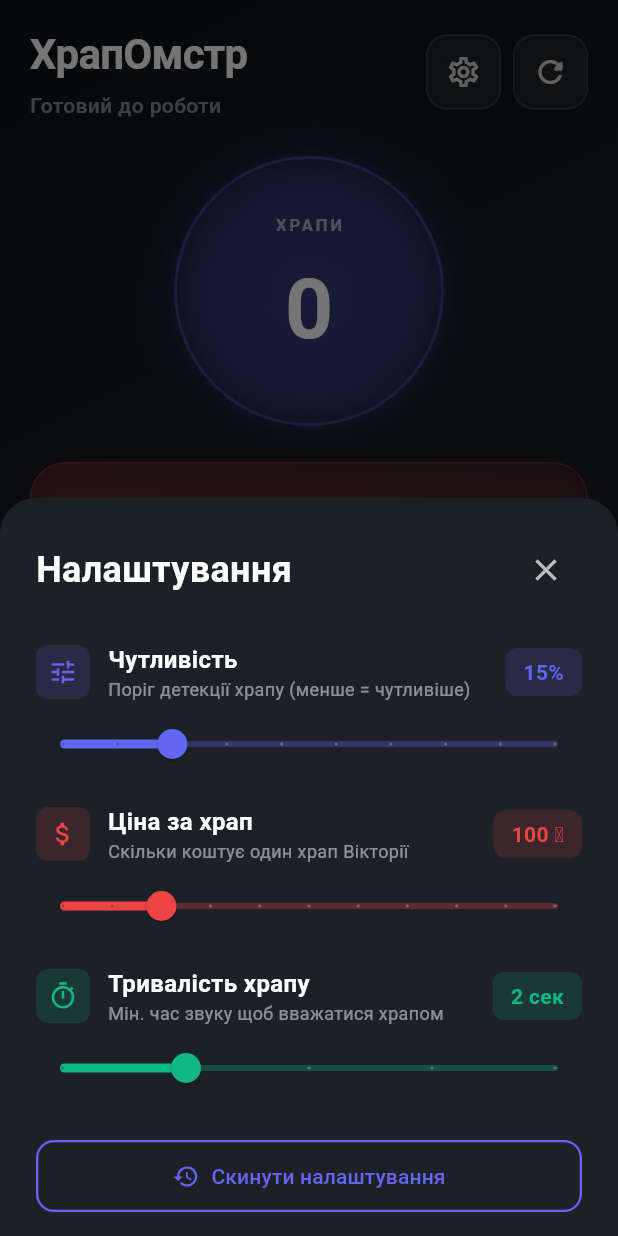
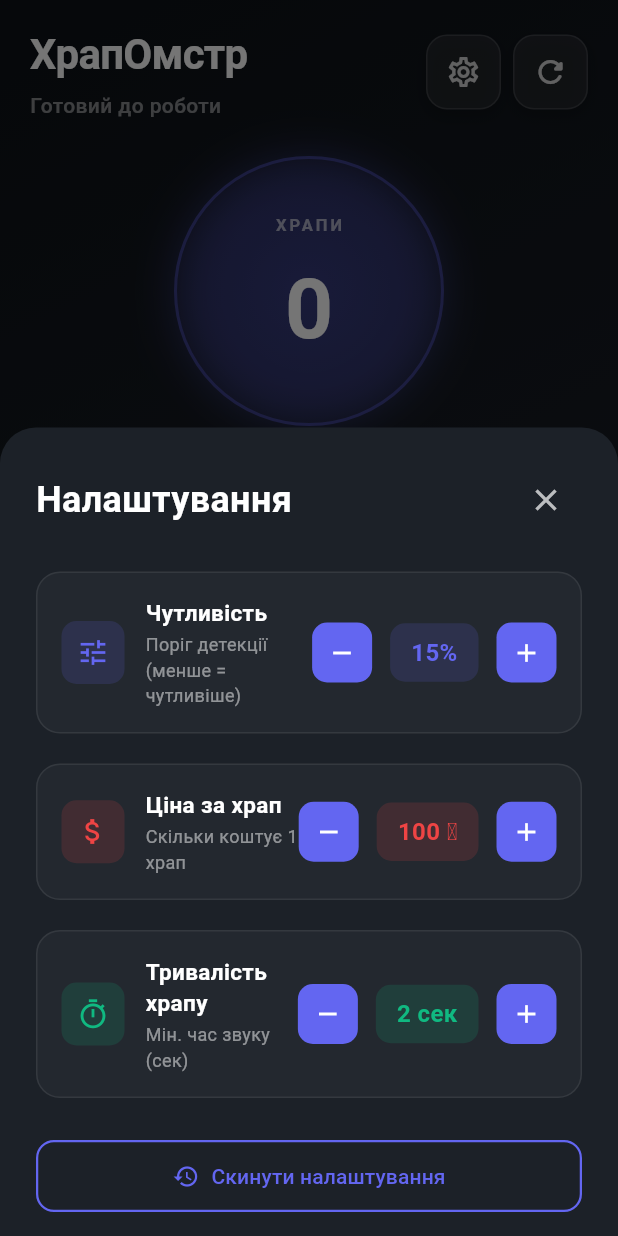
Before and after one commit to maxartk/snore-tracker-pro, a Flutter app: the screen it shows after launch, after a tap on the "settings" icon, on a phone screen of 412 x 824 dp. Run offline on Flutter 3.47's test engine with Material 3 defaults, Android fonts, the phone set to English and light mode, and no system bars; missing offline and left inert: record; Roboto replaces fonts that are missing (SF Pro Display).

Commit message:
Replace sliders with +/- buttons for reliable adjustment

```diff
--- a/lib/main.dart
+++ b/lib/main.dart
@@ -53,7 +53,6 @@ class _SnoreCostPageState extends State<SnoreCostPage>
   StreamSubscription<dynamic>? _micSubscription;
   AudioRecorder? _recorder;
 
-  // Animation controllers
   late AnimationController _pulseController;
   late AnimationController _bounceController;
   late Animation<double> _pulseAnimation;
@@ -63,7 +62,6 @@ class _SnoreCostPageState extends State<SnoreCostPage>
   double _snoreThreshold = 0.15;
   int _snoreDurationSeconds = 2;
 
-  // Логіка детекції
   bool _snoreInProgress = false;
   DateTime? _snoreStartTime;
   double _backgroundLevel = 0.0;
@@ -300,51 +298,71 @@ class _SnoreCostPageState extends State<SnoreCostPage>
             const SizedBox(height: 24),
 
             // Чутливість
-            _buildSliderSetting(
+            _buildStepperSetting(
               label: 'Чутливість',
-              subtitle: 'Поріг детекції храпу (менше = чутливіше)',
-              value: _snoreThreshold,
-              min: 0.05,
-              max: 0.50,
-              divisions: 9,
-              valueText: '${(_snoreThreshold * 100).toInt()}%',
+              subtitle: 'Поріг детекції (менше = чутливіше)',
+              value: '${(_snoreThreshold * 100).toInt()}%',
               icon: Icons.tune,
               iconColor: const Color(0xFF6366F1),
-              onChanged: (v) => setState(() => _snoreThreshold = v),
+              onDecrement: () {
+                if (_snoreThreshold > 0.05) {
+                  setState(() => _snoreThreshold = double.parse((_snoreThreshold - 0.05).toStringAsFixed(2)));
+                }
+              },
+              onIncrement: () {
+                if (_snoreThreshold < 0.50) {
+                  setState(() => _snoreThreshold = double.parse((_snoreThreshold + 0.05).toStringAsFixed(2)));
+                }
+              },
+              canDecrement: _snoreThreshold > 0.05,
+              canIncrement: _snoreThreshold < 0.50,
             ),
-            const SizedBox(height: 24),
+            const SizedBox(height: 20),
 
             // Ціна за храп
-            _buildSliderSetting(
+            _buildStepperSetting(
               label: 'Ціна за храп',
-              subtitle: 'Скільки коштує один храп Вікторії',
-              value: _damagePerSnore,
-              min: 10,
-              max: 500,
-              divisions: 10,
-              valueText: '${_damagePerSnore.toInt()} ₴',
+              subtitle: 'Скільки коштує 1 храп',
+              value: '${_damagePerSnore.toInt()} ₴',
               icon: Icons.attach_money,
               iconColor: const Color(0xFFEF4444),
-              onChanged: (v) => setState(() => _damagePerSnore = v),
+              onDecrement: () {
+                if (_damagePerSnore > 10) {
+                  setState(() => _damagePerSnore -= 10);
+                }
+              },
+              onIncrement: () {
+                if (_damagePerSnore < 500) {
+                  setState(() => _damagePerSnore += 10);
+                }
+              },
+              canDecrement: _damagePerSnore > 10,
+              canIncrement: _damagePerSnore < 500,
             ),
-            const SizedBox(height: 24),
+            const SizedBox(height: 20),
 
             // Тривалість
-            _buildSliderSetting(
+            _buildStepperSetting(
               label: 'Тривалість храпу',
-              subtitle: 'Мін. час звуку щоб вважатися храпом',
-              value: _snoreDurationSeconds.toDouble(),
-              min: 1,
-              max: 5,
-              divisions: 4,
-              valueText: '${_snoreDurationSeconds} сек',
+              subtitle: 'Мін. час звуку (сек)',
+              value: '$_snoreDurationSeconds сек',
               icon: Icons.timer_outlined,
               iconColor: const Color(0xFF10B981),
-              onChanged: (v) => setState(() => _snoreDurationSeconds = v.toInt()),
+              onDecrement: () {
+                if (_snoreDurationSeconds > 1) {
+                  setState(() => _snoreDurationSeconds--);
+                }
+              },
+              onIncrement: () {
+                if (_snoreDurationSeconds < 5) {
+                  setState(() => _snoreDurationSeconds++);
+                }
+              },
+              canDecrement: _snoreDurationSeconds > 1,
+              canIncrement: _snoreDurationSeconds < 5,
             ),
-            const SizedBox(height: 32),
+            const SizedBox(height: 28),
 
-            // Кнопка скидання налаштувань
             SizedBox(
               width: double.infinity,
               child: OutlinedButton.icon(
@@ -377,32 +395,35 @@ class _SnoreCostPageState extends State<SnoreCostPage>
     );
   }
 
-  Widget _buildSliderSetting({
+  Widget _buildStepperSetting({
     required String label,
     required String subtitle,
-    required double value,
-    required double min,
-    required double max,
-    required int divisions,
-    required String valueText,
+    required String value,
     required IconData icon,
     required Color iconColor,
-    required ValueChanged<double> onChanged,
+    required VoidCallback onDecrement,
+    required VoidCallback onIncrement,
+    required bool canDecrement,
+    required bool canIncrement,
   }) {
-    return Column(
-      crossAxisAlignment: CrossAxisAlignment.start,
-      children: [
-        Row(
+    return Container(
+      padding: const EdgeInsets.all(16),
+      decoration: BoxDecoration(
+        color: Colors.white.withOpacity(0.03),
+        borderRadius: BorderRadius.circular(16),
+        border: Border.all(color: Colors.white.withOpacity(0.08)),
+      ),
+      child: Row(
         children: [
           Container(
-              padding: const EdgeInsets.all(8),
+            padding: const EdgeInsets.all(10),
             decoration: BoxDecoration(
               color: iconColor.withOpacity(0.15),
-                borderRadius: BorderRadius.circular(8),
+              borderRadius: BorderRadius.circular(10),
             ),
-              child: Icon(icon, color: iconColor, size: 20),
+            child: Icon(icon, color: iconColor, size: 22),
           ),
-            const SizedBox(width: 12),
+          const SizedBox(width: 14),
           Expanded(
             child: Column(
               crossAxisAlignment: CrossAxisAlignment.start,
@@ -410,11 +431,12 @@ class _SnoreCostPageState extends State<SnoreCostPage>
                 Text(
                   label,
                   style: const TextStyle(
-                      fontSize: 16,
+                    fontSize: 15,
                     fontWeight: FontWeight.w600,
                     color: Colors.white,
                   ),
                 ),
+                const SizedBox(height: 2),
                 Text(
                   subtitle,
                   style: TextStyle(
@@ -425,43 +447,65 @@ class _SnoreCostPageState extends State<SnoreCostPage>
               ],
             ),
           ),
+          Row(
+            children: [
+              _buildStepperButton(
+                icon: Icons.remove,
+                onTap: canDecrement ? onDecrement : null,
+                enabled: canDecrement,
+              ),
+              const SizedBox(width: 12),
               Container(
-              padding: const EdgeInsets.symmetric(horizontal: 12, vertical: 6),
+                padding: const EdgeInsets.symmetric(horizontal: 14, vertical: 8),
                 decoration: BoxDecoration(
                   color: iconColor.withOpacity(0.15),
-                borderRadius: BorderRadius.circular(8),
+                  borderRadius: BorderRadius.circular(10),
                 ),
                 child: Text(
-                valueText,
+                  value,
                   style: TextStyle(
-                  fontSize: 14,
+                    fontSize: 16,
                     fontWeight: FontWeight.bold,
                     color: iconColor,
+                    fontFeatures: const [FontFeature.tabularFigures()],
                   ),
                 ),
               ),
+              const SizedBox(width: 12),
+              _buildStepperButton(
+                icon: Icons.add,
+                onTap: canIncrement ? onIncrement : null,
+                enabled: canIncrement,
+              ),
             ],
           ),
-        const SizedBox(height: 12),
-        SliderTheme(
-          data: SliderTheme.of(context).copyWith(
-            trackHeight: 4,
-            thumbShape: const RoundSliderThumbShape(enabledThumbRadius: 10),
-            overlayShape: const RoundSliderOverlayShape(overlayRadius: 16),
-            activeTrackColor: iconColor,
-            inactiveTrackColor: iconColor.withOpacity(0.3),
-            thumbColor: iconColor,
-            overlayColor: iconColor.withOpacity(0.2),
+        ],
       ),
-          child: Slider(
-            value: value,
-            min: min,
-            max: max,
-            divisions: divisions,
-            onChanged: onChanged,
+    );
+  }
+
+  Widget _buildStepperButton({
+    required IconData icon,
+    required VoidCallback? onTap,
+    required bool enabled,
+  }) {
+    return GestureDetector(
+      onTap: onTap,
+      child: Container(
+        width: 40,
+        height: 40,
+        decoration: BoxDecoration(
+          color: enabled
+              ? const Color(0xFF6366F1)
+              : Colors.white.withOpacity(0.08),
+          borderRadius: BorderRadius.circular(10),
+        ),
+        child: Icon(
+          icon,
+          color: enabled ? Colors.white : Colors.white.withOpacity(0.3),
+          size: 20,
         ),
       ),
-      ],
     );
   }
 
```
Lines whose indentation alone changed are shown as unchanged.
